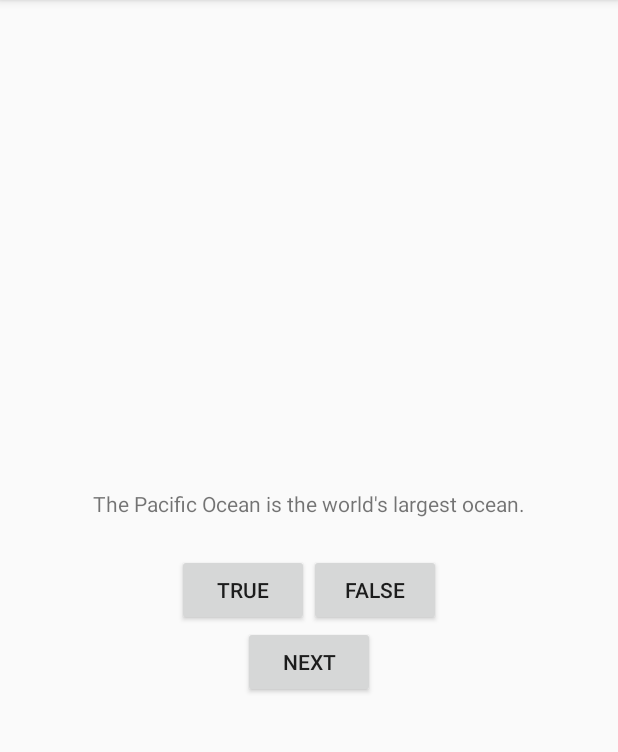
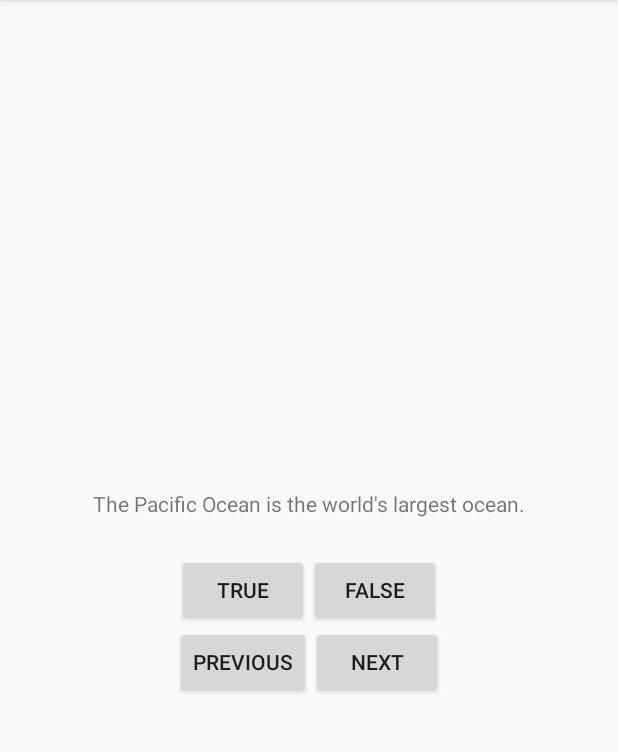
Before and after one commit to keyikeyi/geo-quiz, an Android app: the QuizActivity screen opened directly, with no data from a screen before it, on a phone screen of 412 x 824 dp, the part 84-836 px from its top. Run offline under Robolectric (Android 15) with nearby library versions, the phone set to English and light mode, and no system bars.

Commit message:
Add previous_button to further practice

```diff
--- a/app/src/main/java/com/example/tankeyi/geoquiz/QuizActivity.java
+++ b/app/src/main/java/com/example/tankeyi/geoquiz/QuizActivity.java
@@ -10,6 +10,7 @@ import android.widget.Toast;
 public class QuizActivity extends AppCompatActivity {
     private Button mTrueButton;
     private Button mFalseButton;
+    private Button mPreviousButton;
     private Button mNextButton;
     private TextView mQuestionTextView;
 
@@ -68,6 +69,15 @@ public class QuizActivity extends AppCompatActivity {
             }
         });
 
+        mPreviousButton = (Button) findViewById(R.id.previous_button);
+        mPreviousButton.setOnClickListener(new View.OnClickListener(){
+            @Override
+            public void onClick(View v){
+                mCurrentIndex = (mCurrentIndex + mQuestionBank.length - 1) % mQuestionBank.length;
+                updateQuestion();
+            }
+        });
+
         updateQuestion();
     }
 }
--- a/app/src/main/res/layout/activity_quiz.xml
+++ b/app/src/main/res/layout/activity_quiz.xml
@@ -31,10 +31,23 @@
 
     </LinearLayout>
 
-    <Button
-        android:id="@+id/next_button"
+    <LinearLayout
         android:layout_width="wrap_content"
         android:layout_height="wrap_content"
-        android:text="@string/next_question_button" />
+        android:orientation="horizontal" >
+
+        <Button
+            android:id="@+id/previous_button"
+            android:layout_width="wrap_content"
+            android:layout_height="wrap_content"
+            android:text="@string/previous_question_button"/>
+
+        <Button
+            android:id="@+id/next_button"
+            android:layout_width="wrap_content"
+            android:layout_height="wrap_content"
+            android:text="@string/next_question_button" />
+
+    </LinearLayout>
 
 </LinearLayout>
--- a/app/src/main/res/values/strings.xml
+++ b/app/src/main/res/values/strings.xml
@@ -4,6 +4,7 @@
     <string name="false_button">False</string>
     <string name="correct_toast">Correct!</string>
     <string name="incorrect_toast">Incorrect!</string>
+    <string name="previous_question_button">Previous</string>
     <string name="next_question_button">Next</string>
     <string name="questions_ocean">The Pacific Ocean is the world\'s largest ocean.</string>
     <string name="questions_river">The Amazon River is the world\'s longest river.</string>
```
Also changed, not shown: 18 other files.
